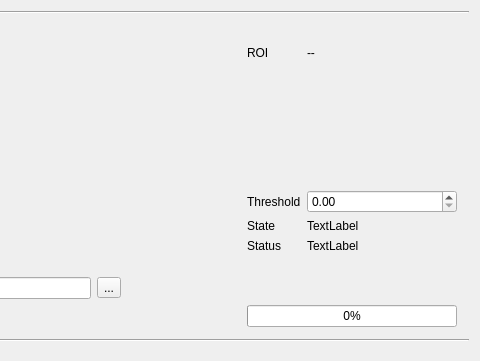
First picture: the form in quadscan_gui_notab.ui, repository filiplindau/QuadScan, before the edit; both pictures show x 785 to 1265 and y 0 to 361 of the 1265 by 881 pixel window.
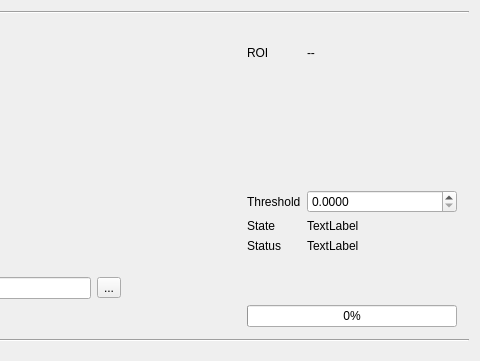
Second picture: the form after the edit. Icons and pictures are not drawn. Custom widgets are drawn as their Qt base class.

Commit message: modified:   QuadScanController.py 	modified:   QuadScanGui.py 	modified:   eps.png 	modified:   quadscan_gui_notab.ui 	modified:   quadscan_ui.py

What changed in the file:
```diff
--- a/quadscan_gui_notab.ui
+++ b/quadscan_gui_notab.ui
@@ -699,7 +699,17 @@
         <number>6</number>
        </property>
        <item row="2" column="2">
-        <widget class="QDoubleSpinBox" name="threshold_spinbox"/>
+        <widget class="QDoubleSpinBox" name="threshold_spinbox">
+         <property name="decimals">
+          <number>4</number>
+         </property>
+         <property name="maximum">
+          <double>1.000000000000000</double>
+         </property>
+         <property name="singleStep">
+          <double>0.010000000000000</double>
+         </property>
+        </widget>
        </item>
        <item row="3" column="2">
         <widget class="QLabel" name="state_label">
```
The commit also changes 4 other files.
